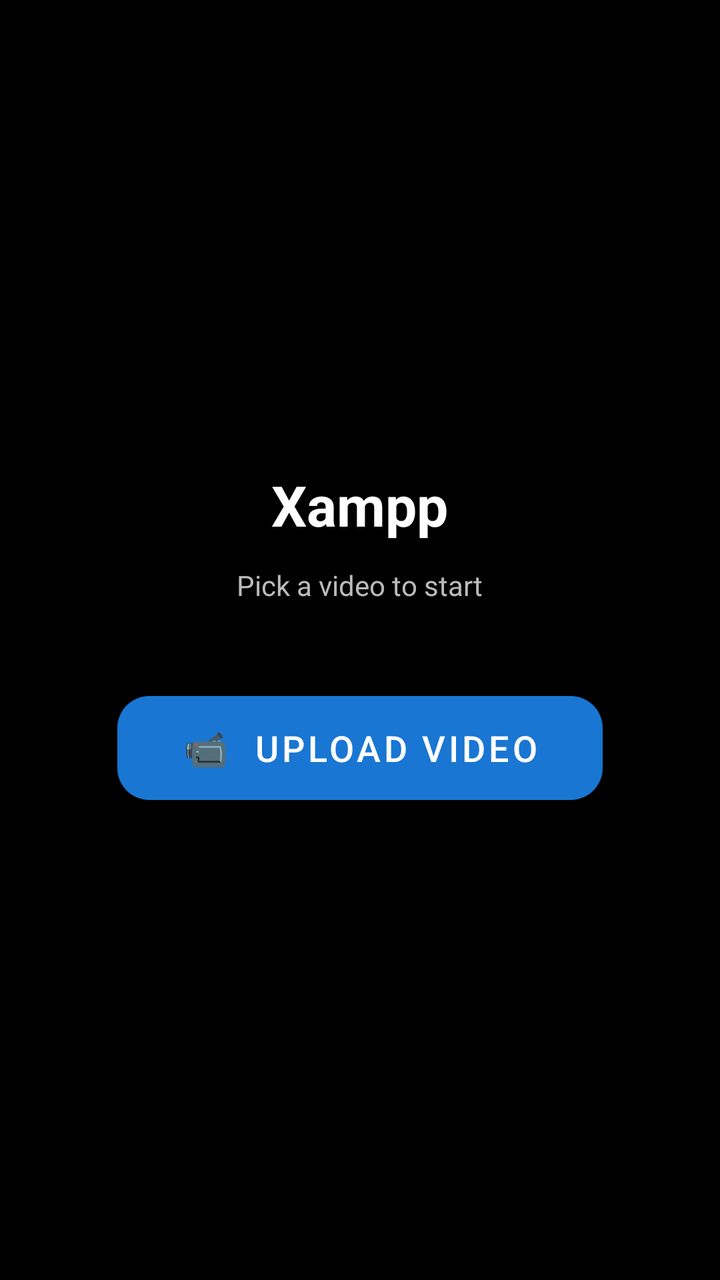
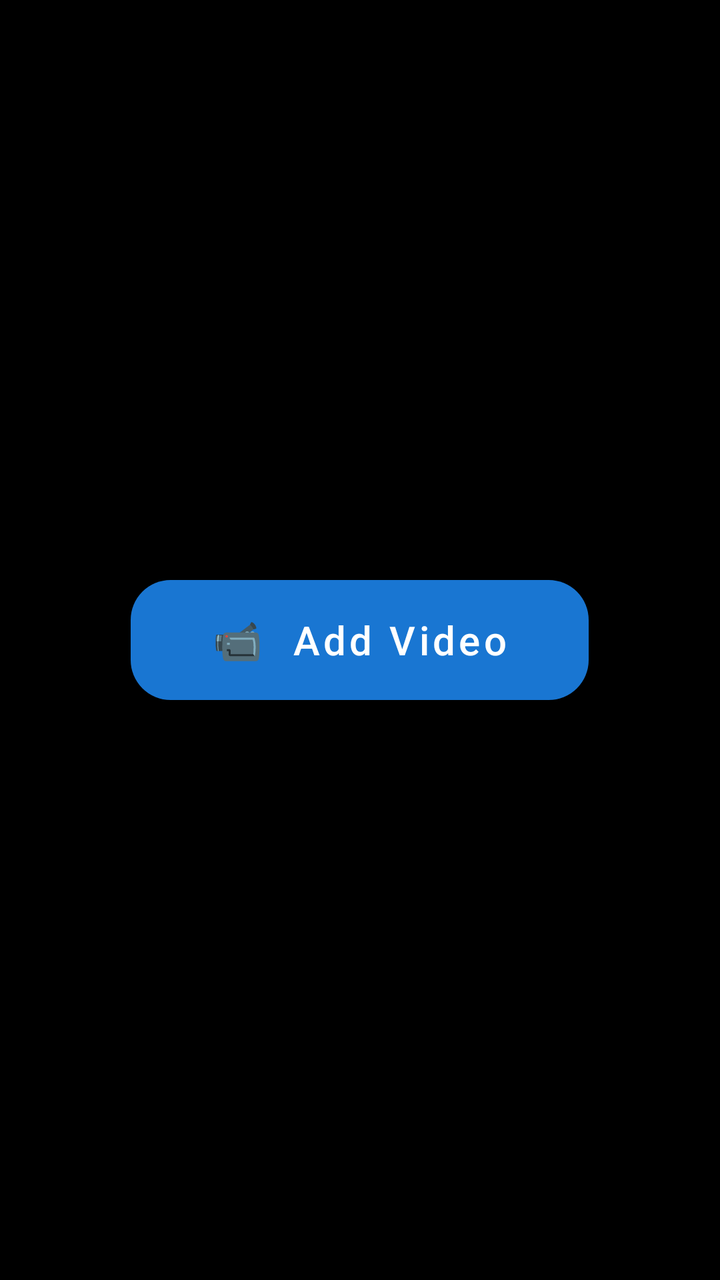

Compare the two renders of this Android layout. The source of the first and the diff that turns it into the second are given below.
<!-- AndroidManifest.xml: application theme Theme.XamppApp -->
<!-- res/layout/activity_main.xml -->
<?xml version="1.0" encoding="utf-8"?>
<FrameLayout xmlns:android="http://schemas.android.com/apk/res/android"
    xmlns:app="http://schemas.android.com/apk/res-auto"
    android:layout_width="match_parent"
    android:layout_height="match_parent"
    android:background="#000000">

    
    <LinearLayout
        android:id="@+id/layoutControls"
        android:layout_width="match_parent"
        android:layout_height="match_parent"
        android:gravity="center"
        android:orientation="vertical"
        android:padding="32dp"
        android:visibility="visible">

        <com.google.android.material.textview.MaterialTextView
            android:layout_width="wrap_content"
            android:layout_height="wrap_content"
            android:text="Xampp"
            android:textColor="#FFFFFF"
            android:textSize="28sp"
            android:textStyle="bold"
            android:layout_marginBottom="12dp" />

        <com.google.android.material.textview.MaterialTextView
            android:layout_width="wrap_content"
            android:layout_height="wrap_content"
            android:text="Pick a video to start"
            android:textColor="#BBBBBB"
            android:textSize="14sp"
            android:layout_marginBottom="40dp" />

        <com.google.android.material.button.MaterialButton
            android:id="@+id/btnUpload"
            android:layout_width="wrap_content"
            android:layout_height="64dp"
            android:text="📹  Upload Video"
            android:textSize="18sp"
            android:paddingStart="32dp"
            android:paddingEnd="32dp"
            app:cornerRadius="16dp"
            app:backgroundTint="#1976D2" />
    </LinearLayout>

    
    <LinearLayout
        android:id="@+id/layoutPreview"
        android:layout_width="match_parent"
        android:layout_height="match_parent"
        android:orientation="vertical"
        android:visibility="gone">

        
        <TextureView
            android:id="@+id/textureView"
            android:layout_width="match_parent"
            android:layout_height="0dp"
            android:layout_weight="1" />

        
        <FrameLayout
            android:layout_width="match_parent"
            android:layout_height="0dp"
            android:layout_weight="1"
            android:background="#000000">

            <VideoView
                android:id="@+id/videoView"
                android:layout_width="match_parent"
                android:layout_height="match_parent"
                android:layout_gravity="center" />
        </FrameLayout>
    </LinearLayout>
</FrameLayout>
<!-- resources referenced by this layout -->
<resources>
  <style name="Theme.XamppApp" parent="Theme.MaterialComponents.DayNight.NoActionBar">
          <item name="colorPrimary">#1976D2</item>
          <item name="colorPrimaryVariant">#0D47A1</item>
          <item name="colorOnPrimary">#FFFFFF</item>
          <item name="colorSecondary">#03DAC5</item>
          <item name="android:statusBarColor" tools:targetApi="l">#000000</item>
          <item name="android:navigationBarColor" tools:targetApi="l">#000000</item>
      </style>
</resources>

<!-- the commit's change to res/layout/activity_main.xml (unified diff, before → after) -->
@@ -6,47 +6,29 @@
     android:background="#000000">
 
     
-    <LinearLayout
-        android:id="@+id/layoutControls"
+    <FrameLayout
+        android:id="@+id/screenMain"
         android:layout_width="match_parent"
         android:layout_height="match_parent"
-        android:gravity="center"
-        android:orientation="vertical"
-        android:padding="32dp"
         android:visibility="visible">
 
-        <com.google.android.material.textview.MaterialTextView
+        <com.google.android.material.button.MaterialButton
+            android:id="@+id/btnAddVideo"
             android:layout_width="wrap_content"
-            android:layout_height="wrap_content"
-            android:text="Xampp"
-            android:textColor="#FFFFFF"
-            android:textSize="28sp"
-            android:textStyle="bold"
-            android:layout_marginBottom="12dp" />
-
-        <com.google.android.material.textview.MaterialTextView
-            android:layout_width="wrap_content"
-            android:layout_height="wrap_content"
-            android:text="Pick a video to start"
-            android:textColor="#BBBBBB"
-            android:textSize="14sp"
-            android:layout_marginBottom="40dp" />
-
-        <com.google.android.material.button.MaterialButton
-            android:id="@+id/btnUpload"
-            android:layout_width="wrap_content"
-            android:layout_height="64dp"
-            android:text="📹  Upload Video"
-            android:textSize="18sp"
-            android:paddingStart="32dp"
-            android:paddingEnd="32dp"
-            app:cornerRadius="16dp"
+            android:layout_height="72dp"
+            android:layout_gravity="center"
+            android:text="📹  Add Video"
+            android:textSize="20sp"
+            android:textAllCaps="false"
+            android:paddingStart="40dp"
+            android:paddingEnd="40dp"
+            app:cornerRadius="20dp"
             app:backgroundTint="#1976D2" />
-    </LinearLayout>
+    </FrameLayout>
 
     
     <LinearLayout
-        android:id="@+id/layoutPreview"
+        android:id="@+id/screenPreview"
         android:layout_width="match_parent"
         android:layout_height="match_parent"
         android:orientation="vertical"
